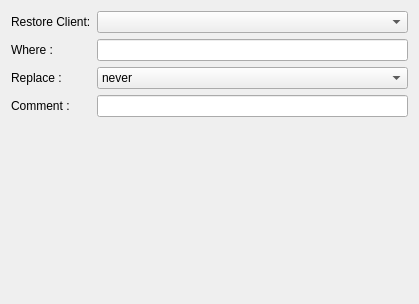
The window that bacula/src/qt-console/tray-monitor/restoreoptionswizardpage.ui (dlangille/bacula) describes before a commit, drawn with Qt 5.
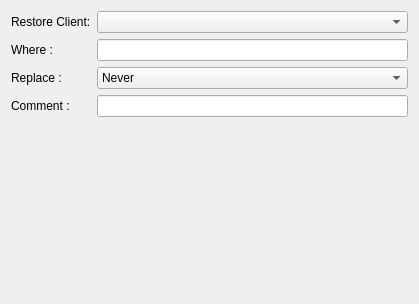
The same window after the commit.

What changed in the file:
```diff
--- a/bacula/src/qt-console/tray-monitor/restoreoptionswizardpage.ui
+++ b/bacula/src/qt-console/tray-monitor/restoreoptionswizardpage.ui
@@ -45,7 +45,7 @@
     <widget class="QComboBox" name="replaceComboBox">
      <item>
       <property name="text">
-       <string>never</string>
+       <string>Never</string>
       </property>
      </item>
      <item>
```
Left out of the diff: 6 changed lines with no effect on the pictures.
